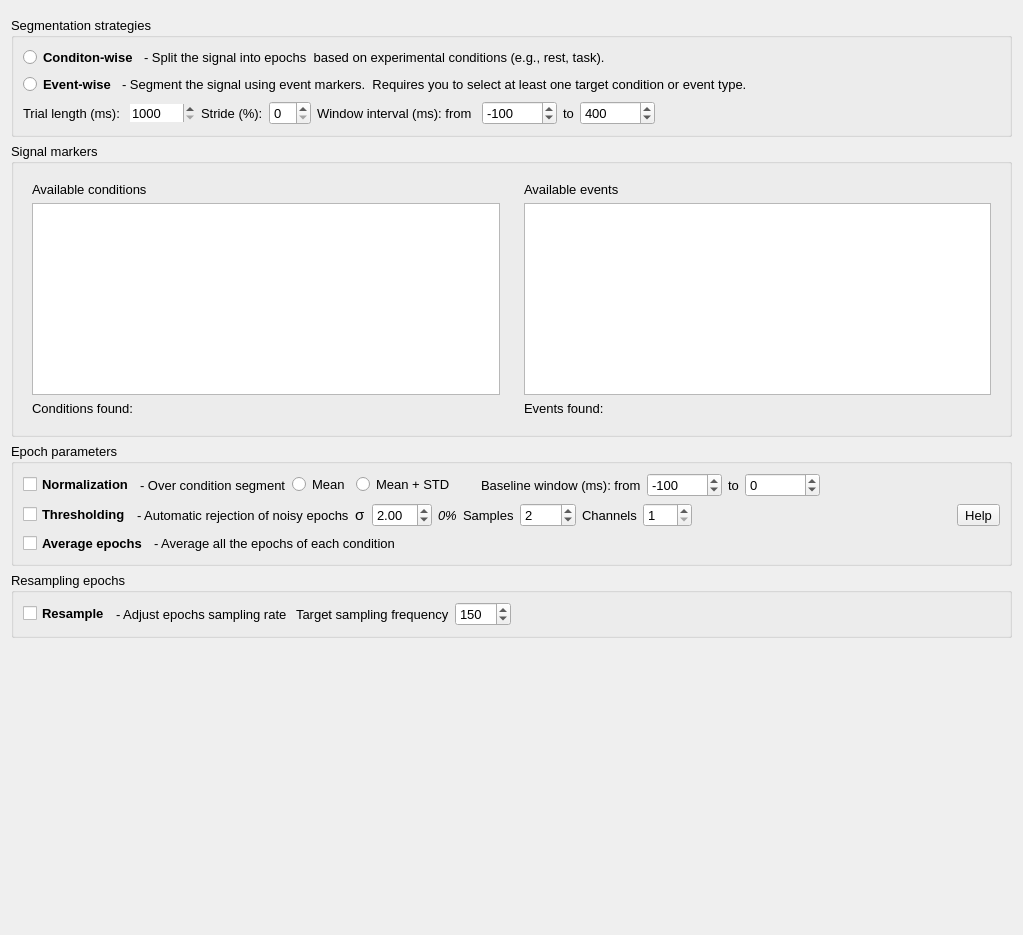
medusabci/medusa-analyzer, file Segmentation/segmentation_widget.ui: the form before one commit.
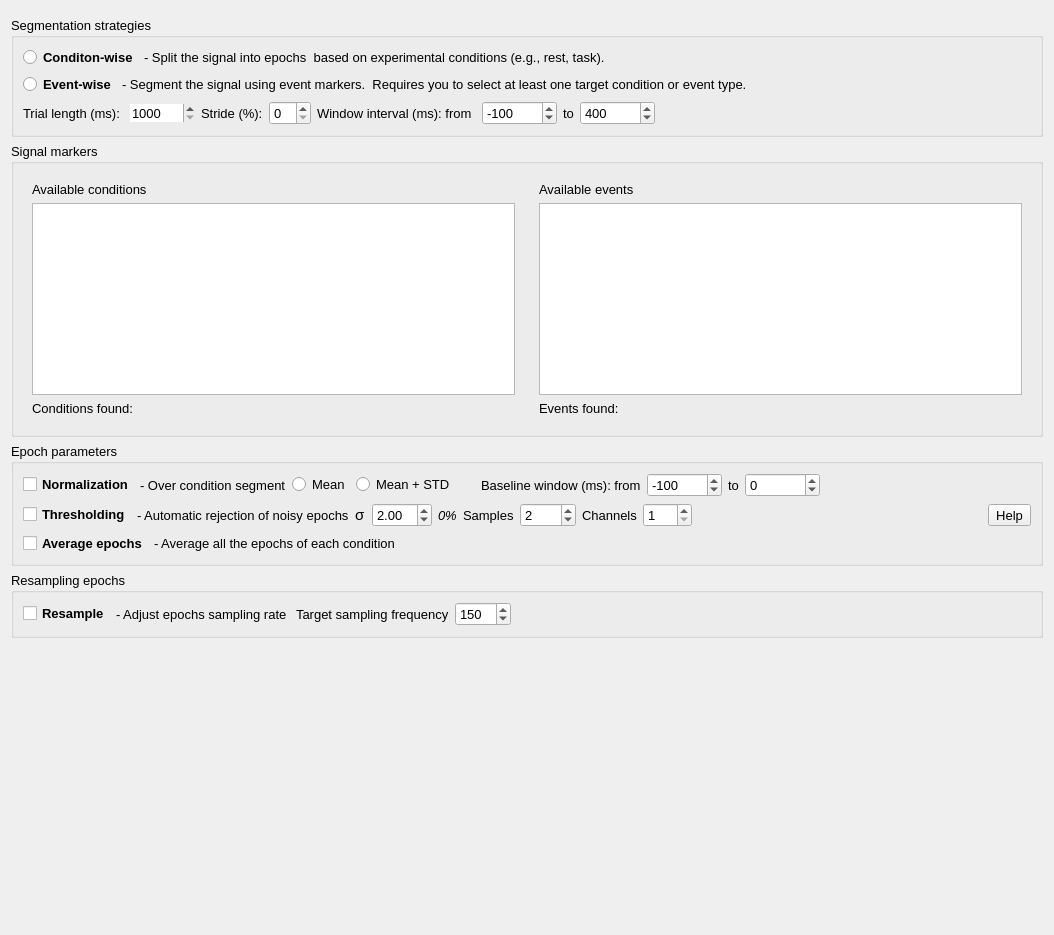
The form after the commit.

Patch:
```diff
--- a/Segmentation/segmentation_widget.ui
+++ b/Segmentation/segmentation_widget.ui
@@ -6,7 +6,7 @@
    <rect>
     <x>0</x>
     <y>0</y>
-    <width>1023</width>
+    <width>1054</width>
     <height>935</height>
    </rect>
   </property>
```
Left out of the diff: 5 changed lines with no effect on the pictures.
